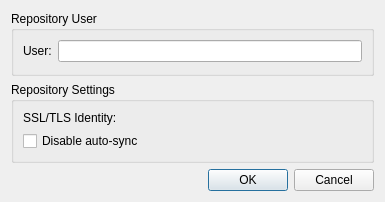
The window that src/plugins/fossil/configuredialog.ui (nomadbyte/qtcreator-plugin-fossil) describes before a commit, drawn with Qt 5.
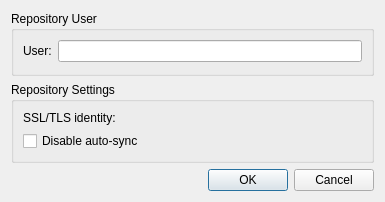
The same window after the commit. Custom widgets are drawn as their Qt base class.

The edit to the form file:
```diff
--- a/src/plugins/fossil/configuredialog.ui
+++ b/src/plugins/fossil/configuredialog.ui
@@ -52,7 +52,7 @@
          <string>SSL/TLS client identity key to use if requested by the server.</string>
         </property>
         <property name="text">
-         <string>SSL/TLS Identity:</string>
+         <string>SSL/TLS identity:</string>
         </property>
        </widget>
       </item>
```
Left out of the diff: 8 changed lines with no effect on the pictures.
